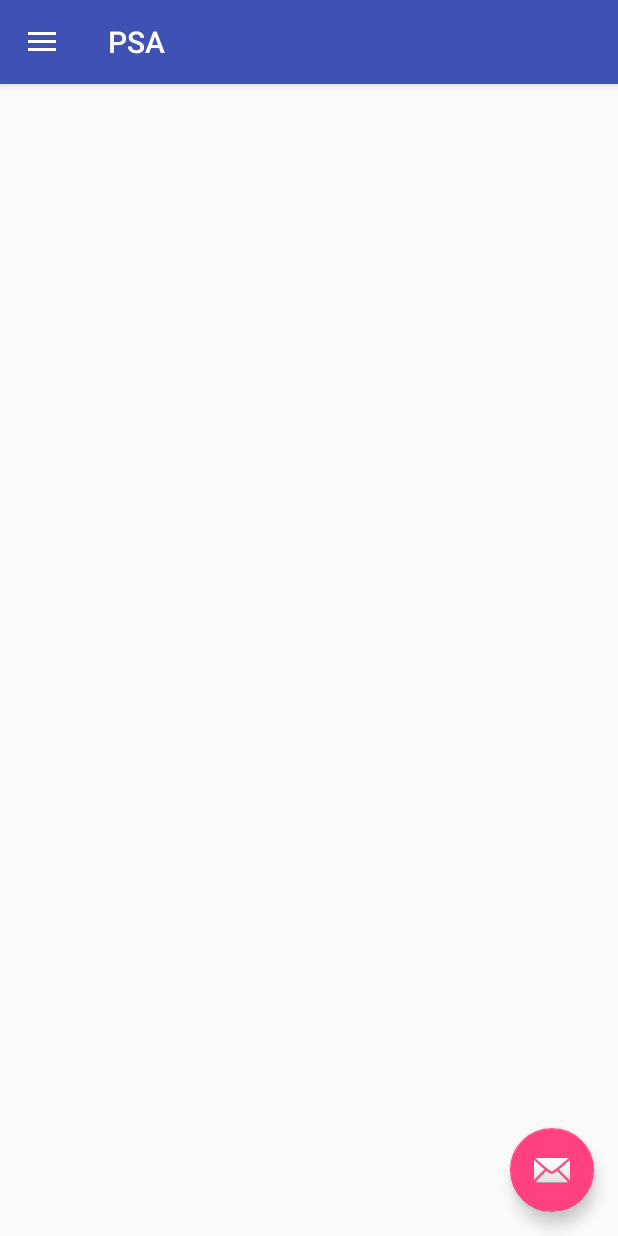
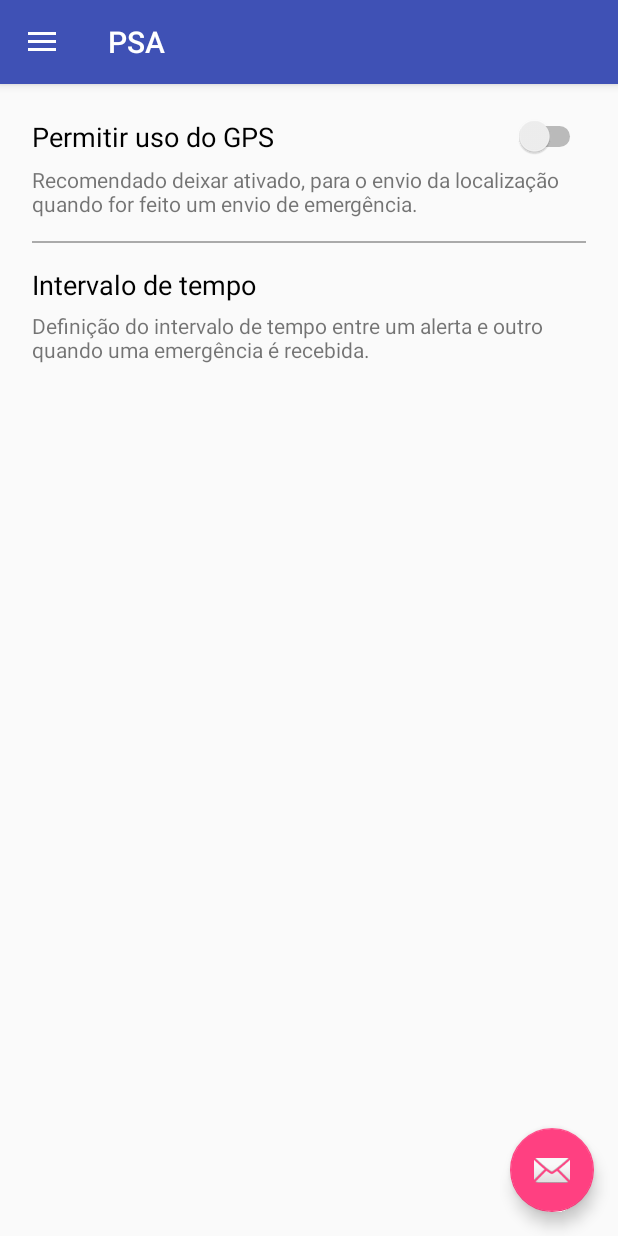
Before and after one commit to fabio-filho/psa_android, an Android app: the screen it shows after launch (MainActivity), in the side drawer, after a tap on "Configurações", on a phone screen of 412 x 824 dp. Run offline under Robolectric (Android 15) with nearby library versions, the phone set to English and light mode, and no system bars; Roboto replaces fonts that are not available here.

Commit message:
Adding list dialog.

```diff
--- a/PSA/app/src/main/java/com/ufrj/nce/psa/Fragments/SettingsFragment.java
+++ b/PSA/app/src/main/java/com/ufrj/nce/psa/Fragments/SettingsFragment.java
@@ -1,11 +1,14 @@
 package com.ufrj.nce.psa.Fragments;
 
+import android.app.DialogFragment;
 import android.app.Fragment;
 import android.os.Bundle;
 import android.view.LayoutInflater;
 import android.view.View;
 import android.view.ViewGroup;
+import android.widget.TextView;
 
+import com.ufrj.nce.psa.Objects.Dialogs.DialogListChoice;
 import com.ufrj.nce.psa.R;
 
 /**
@@ -15,13 +18,14 @@ public class SettingsFragment extends Fragment {
 
     private View mRootView;
 
+    private TextView mTimeIntervalTextView;
 
     @Override
     public View onCreateView(LayoutInflater mInflater, ViewGroup mContainer, Bundle mSavedInstanceState) {
 
         mRootView = mInflater.inflate(R.layout.fragment_settings, mContainer, false);
 
-        getActivity().
+        definingUIObjects();
 
         return mRootView;
 
@@ -29,5 +33,18 @@ public class SettingsFragment extends Fragment {
 
 
 
+    private void definingUIObjects(){
+
+        mTimeIntervalTextView = (TextView) mRootView.findViewById(R.id.mTextViewSettingsFragmentTimeInterval);
+        mTimeIntervalTextView.setOnClickListener(new View.OnClickListener() {
+            @Override
+            public void onClick(View v) {
+
+                DialogFragment newFragment = new DialogListChoice();
+                newFragment.show(getActivity().getFragmentManager(), "missiles");
+            }
+        });
+    }
+
 
 }
--- /dev/null
+++ b/PSA/app/src/main/java/com/ufrj/nce/psa/Objects/Dialogs/DialogListChoice.java
@@ -0,0 +1,53 @@
+package com.ufrj.nce.psa.Objects.Dialogs;
+
+import android.app.AlertDialog;
+import android.app.Dialog;
+import android.app.DialogFragment;
+import android.content.DialogInterface;
+import android.os.Bundle;
+
+import com.ufrj.nce.psa.R;
+
+/**
+ * Created by filhofilha on 10/11/15.
+ */
+public class DialogListChoice extends DialogFragment {
+
+    @Override
+    public Dialog onCreateDialog(Bundle savedInstanceState) {
+
+        AlertDialog.Builder builder = new AlertDialog.Builder(getActivity());
+        // Set the dialog title
+        builder.setTitle("Title")
+                // Specify the list array, the items to be selected by default (null for none),
+                // and the listener through which to receive callbacks when items are selected
+                .setSingleChoiceItems(R.array.fragment_settings_array_time_alarm, 0, new DialogInterface.OnClickListener() {
+                    @Override
+                    public void onClick(DialogInterface dialog, int which) {
+
+                    }
+                })                        // Set the action buttons
+                .setPositiveButton("Ok", new DialogInterface.OnClickListener() {
+                    @Override
+                    public void onClick(DialogInterface dialog, int id) {
+                        // User clicked OK, so save the mSelectedItems results somewhere
+                        // or return them to the component that opened the dialog
+
+                    }
+                })
+                .setNegativeButton("Cancel", new DialogInterface.OnClickListener() {
+                    @Override
+                    public void onClick(DialogInterface dialog, int id) {
+
+                    }
+                });
+
+        return builder.create();
+    }
+
+
+    public void show(){
+
+
+    }
+}
--- a/PSA/app/src/main/res/layout/fragment_settings.xml
+++ b/PSA/app/src/main/res/layout/fragment_settings.xml
@@ -6,6 +6,53 @@
 
 
 
+    <LinearLayout
+        android:layout_width="fill_parent"
+        android:layout_height="fill_parent"
+        android:orientation="vertical"
+        android:layout_margin="5dp">
 
 
+
+        <Switch
+            android:layout_width="fill_parent"
+            android:layout_height="wrap_content"
+            android:text="@string/fragment_settings_label_use_gps"
+            style="@style/fragment_settings_item_title"/>
+
+        <TextView
+            android:layout_width="fill_parent"
+            android:layout_height="wrap_content"
+            android:text="@string/fragment_settings_label_use_gps_explanation"
+            android:paddingTop="5dp"/>
+
+
+        <View
+            android:layout_width="match_parent"
+            android:layout_height="1dp"
+            android:background="@android:color/darker_gray"
+            android:layout_marginTop="15dp"
+            android:layout_marginBottom="15dp"/>
+
+
+        <TextView
+            android:layout_width="fill_parent"
+            android:layout_height="wrap_content"
+            android:text="@string/fragment_settings_label_alert_time"
+            style="@style/fragment_settings_item_title"/>
+
+
+        <TextView
+            android:id="@+id/mTextViewSettingsFragmentTimeInterval"
+            android:layout_width="fill_parent"
+            android:layout_height="wrap_content"
+            android:text="@string/fragment_settings_label_alert_time_explanation"
+            android:paddingTop="5dp"
+            />
+
+
+
+
+    </LinearLayout>
+
 </LinearLayout>
--- a/PSA/app/src/main/res/values/styles.xml
+++ b/PSA/app/src/main/res/values/styles.xml
@@ -14,6 +14,11 @@
     <style name="AppTheme.AppBarOverlay" parent="ThemeOverlay.AppCompat.Dark.ActionBar" />
     <style name="AppTheme.PopupOverlay" parent="ThemeOverlay.AppCompat.Light" />
 
+
+    <style name="fragment_settings_item_title" >
+        <item name="android:textSize">18sp</item>
+        <item name="android:textColor">#000</item>
+    </style>
 
 
     <style name="text_format_emergency" >
@@ -36,7 +41,6 @@
     <style name="text_format_information">
         <item name="android:textSize">20dp</item>
         <item name="android:layout_marginBottom">15dp</item>
-
     </style>
 
 </resources>
```
